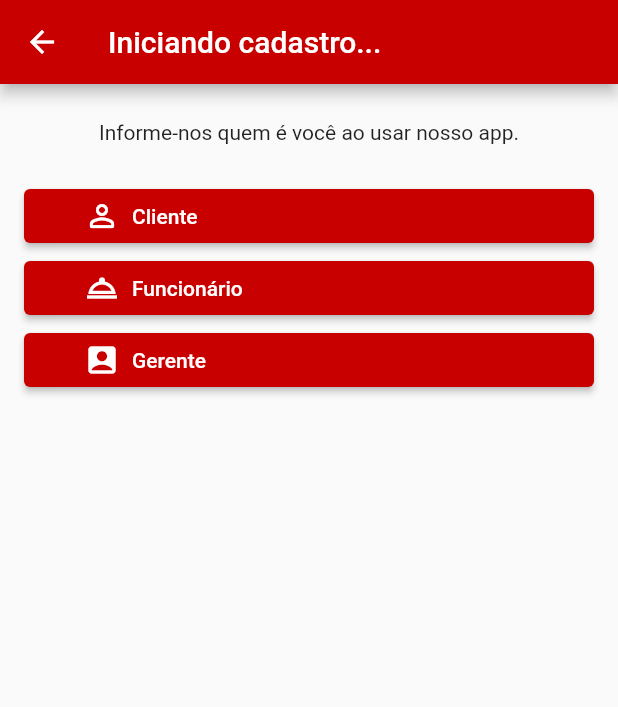
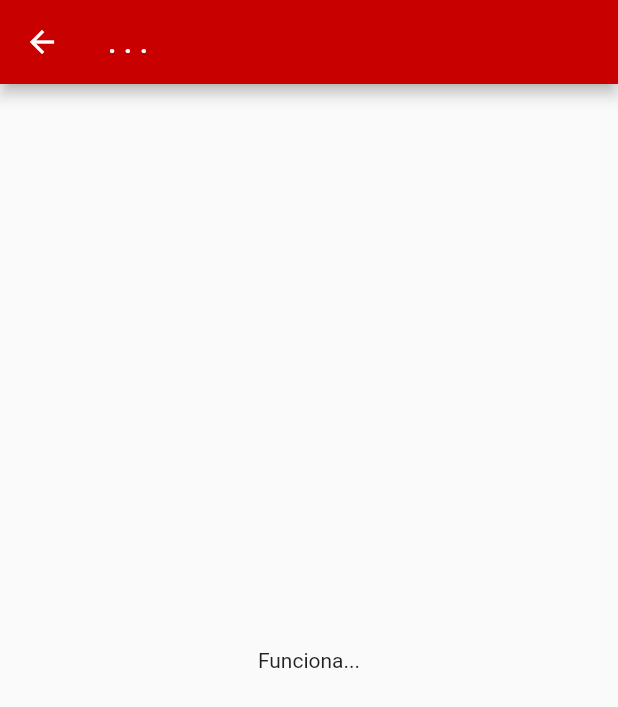
Before and after one commit to guilhermefmmachado/cantina_jit, a Flutter app: the IsClienteFuncionarioGerenteView screen opened directly, after a tap on "Cliente", on a phone screen of 412 x 824 dp. Shown: the top 707 px of the screen. Run offline on Flutter 3.47's test engine with Material 2 defaults, Android fonts, the phone set to English and light mode, and no system bars.

Commit message:
Tela cadastro cliente

```diff
--- a/lib/views/cadastro/cadastro_estudante_funcionario.dart
+++ b/lib/views/cadastro/cadastro_estudante_funcionario.dart
@@ -0,0 +1,24 @@
+import 'package:cantina_jit/auxiliar-classes/app_color_palette.dart';
+import 'package:flutter/material.dart';
+
+class CadastroClienteView extends StatefulWidget {
+  const CadastroClienteView({Key? key}) : super(key: key);
+
+  @override
+  State<CadastroClienteView> createState() => _CadastroClienteViewState();
+}
+
+class _CadastroClienteViewState extends State<CadastroClienteView> {
+  @override
+  Widget build(BuildContext context) {
+    return Scaffold(
+      appBar: AppBar(
+        backgroundColor: AppColorPalette.redMain,
+        title: const Text(". . ."),
+      ),
+      body: Center(
+        child: Text("Funciona..."),
+      ),
+    );
+  }
+}
--- a/lib/views/cadastro/is_atores.dart
+++ b/lib/views/cadastro/is_atores.dart
@@ -1,4 +1,6 @@
 import 'package:cantina_jit/auxiliar-classes/app_color_palette.dart';
+import 'package:cantina_jit/views/cadastro/cadastro_escola.dart';
+import 'package:cantina_jit/views/cadastro/cadastro_estudante_funcionario.dart';
 import 'package:flutter/material.dart';
 
 class IsClienteFuncionarioGerenteView extends StatelessWidget {
@@ -24,7 +26,11 @@ class IsClienteFuncionarioGerenteView extends StatelessWidget {
             padding: const EdgeInsets.symmetric(horizontal: 16, vertical: 0),
             child: ElevatedButton(
               onPressed: () {
-                print("Teste...");
+                Navigator.push(
+                context,
+                MaterialPageRoute(
+                    builder: (context) => const CadastroClienteView()),
+              );
               },
               style: ElevatedButton.styleFrom(
                 primary: AppColorPalette.redMain,
@@ -62,7 +68,11 @@ class IsClienteFuncionarioGerenteView extends StatelessWidget {
             padding: const EdgeInsets.symmetric(horizontal: 16, vertical: 0),
             child: ElevatedButton(
               onPressed: () {
-                print("Teste...");
+                Navigator.push(
+                context,
+                MaterialPageRoute(
+                    builder: (context) => const CadastroEscolaView()),
+              );
               },
               style: ElevatedButton.styleFrom(
                 primary: AppColorPalette.redMain,
```
